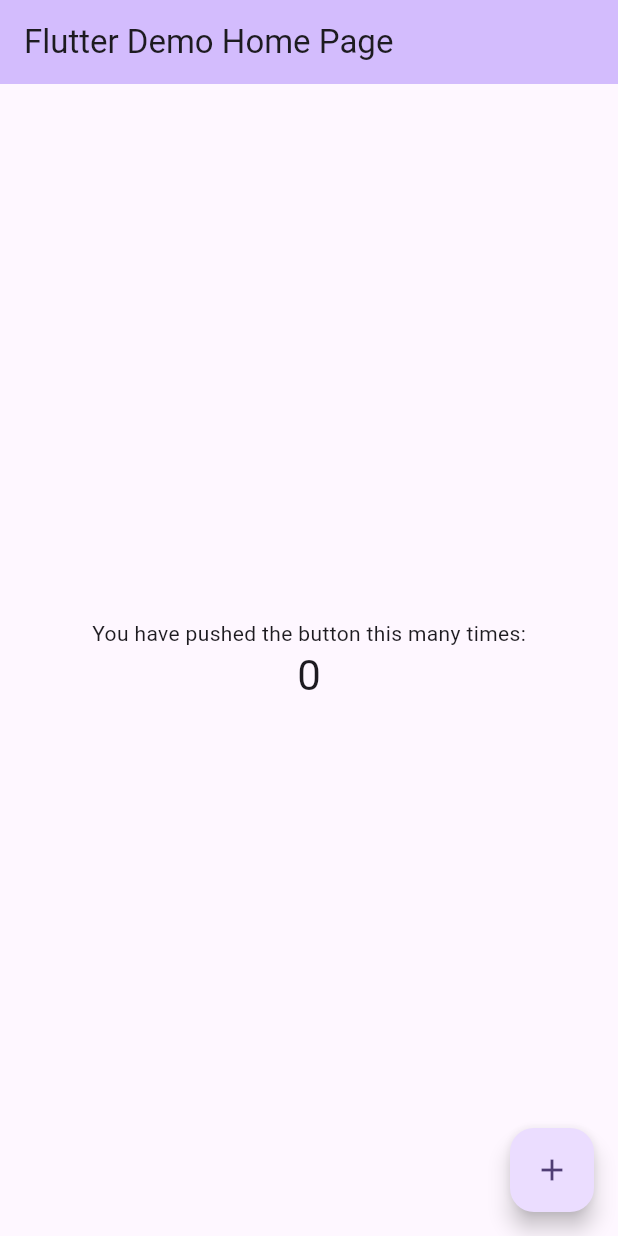
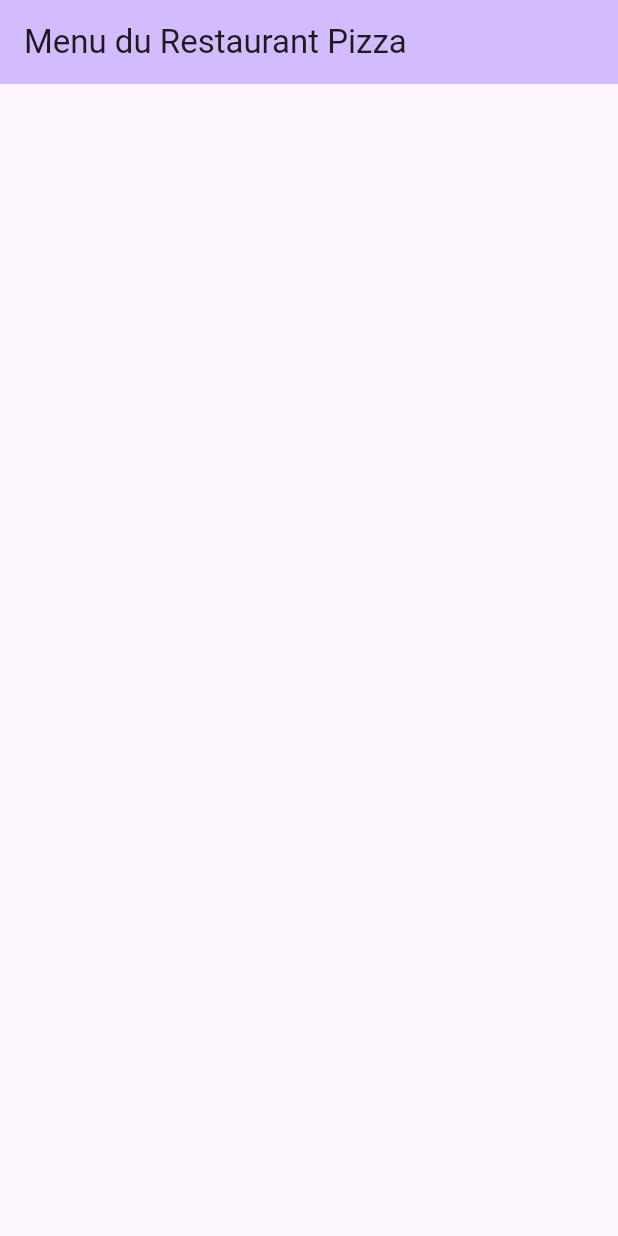
Before and after one commit to Furrioxx/app_restaurant, a Flutter app: the screen it shows after launch, on a phone screen of 412 x 824 dp. Run offline on Flutter 3.47's test engine with Material 3 defaults, Android fonts, the phone set to English and light mode, and no system bars.

Commit message:
setup main structure

```diff
--- a/lib/main.dart
+++ b/lib/main.dart
@@ -1,122 +1,62 @@
 import 'package:flutter/material.dart';
 
 void main() {
-  runApp(const MyApp());
+  runApp(const Home());
 }
 
-class MyApp extends StatelessWidget {
-  const MyApp({super.key});
+class Home extends StatelessWidget {
+  const Home({super.key});
 
-  // This widget is the root of your application.
   @override
   Widget build(BuildContext context) {
     return MaterialApp(
-      title: 'Flutter Demo',
+      title: 'Restaurant Pizza',
       theme: ThemeData(
-        // This is the theme of your application.
-        //
-        // TRY THIS: Try running your application with "flutter run". You'll see
-        // the application has a purple toolbar. Then, without quitting the app,
-        // try changing the seedColor in the colorScheme below to Colors.green
-        // and then invoke "hot reload" (save your changes or press the "hot
-        // reload" button in a Flutter-supported IDE, or press "r" if you used
-        // the command line to start the app).
-        //
-        // Notice that the counter didn't reset back to zero; the application
-        // state is not lost during the reload. To reset the state, use hot
-        // restart instead.
-        //
-        // This works for code too, not just values: Most code changes can be
-        // tested with just a hot reload.
         colorScheme: .fromSeed(seedColor: Colors.deepPurple),
       ),
-      home: const MyHomePage(title: 'Flutter Demo Home Page'),
+      home: const MenuPage(title: 'Menu du Restaurant Pizza'),
     );
   }
 }
 
-class MyHomePage extends StatefulWidget {
-  const MyHomePage({super.key, required this.title});
-
-  // This widget is the home page of your application. It is stateful, meaning
-  // that it has a State object (defined below) that contains fields that affect
-  // how it looks.
-
-  // This class is the configuration for the state. It holds the values (in this
-  // case the title) provided by the parent (in this case the App widget) and
-  // used by the build method of the State. Fields in a Widget subclass are
-  // always marked "final".
-
+class MenuPage extends StatelessWidget {
+  const MenuPage({super.key, required this.title});
   final String title;
 
   @override
-  State<MyHomePage> createState() => _MyHomePageState();
-}
-
-class _MyHomePageState extends State<MyHomePage> {
-  int _counter = 0;
-
-  void _incrementCounter() {
-    setState(() {
-      // This call to setState tells the Flutter framework that something has
-      // changed in this State, which causes it to rerun the build method below
-      // so that the display can reflect the updated values. If we changed
-      // _counter without calling setState(), then the build method would not be
-      // called again, and so nothing would appear to happen.
-      _counter++;
-    });
-  }
-
-  @override
   Widget build(BuildContext context) {
-    // This method is rerun every time setState is called, for instance as done
-    // by the _incrementCounter method above.
-    //
-    // The Flutter framework has been optimized to make rerunning build methods
-    // fast, so that you can just rebuild anything that needs updating rather
-    // than having to individually change instances of widgets.
     return Scaffold(
       appBar: AppBar(
-        // TRY THIS: Try changing the color here to a specific color (to
-        // Colors.amber, perhaps?) and trigger a hot reload to see the AppBar
-        // change color while the other colors stay the same.
         backgroundColor: Theme.of(context).colorScheme.inversePrimary,
-        // Here we take the value from the MyHomePage object that was created by
-        // the App.build method, and use it to set our appbar title.
-        title: Text(widget.title),
+        title: Text(title),
       ),
-      body: Center(
-        // Center is a layout widget. It takes a single child and positions it
-        // in the middle of the parent.
+      body: SingleChildScrollView(
+        child: Center(
           child: Column(
-          // Column is also a layout widget. It takes a list of children and
-          // arranges them vertically. By default, it sizes itself to fit its
-          // children horizontally, and tries to be as tall as its parent.
-          //
-          // Column has various properties to control how it sizes itself and
-          // how it positions its children. Here we use mainAxisAlignment to
-          // center the children vertically; the main axis here is the vertical
-          // axis because Columns are vertical (the cross axis would be
-          // horizontal).
-          //
-          // TRY THIS: Invoke "debug painting" (choose the "Toggle Debug Paint"
-          // action in the IDE, or press "p" in the console), to see the
-          // wireframe for each widget.
             mainAxisAlignment: .center,
             children: [
-            const Text('You have pushed the button this many times:'),
-            Text(
-              '$_counter',
-              style: Theme.of(context).textTheme.headlineMedium,
-            ),
+              SizedBox(
+                height: 200,
+                child: ListView(
+                  scrollDirection: Axis.horizontal,
+                  children: [
+                    // todo
                   ],
                 ),
               ),
-      floatingActionButton: FloatingActionButton(
-        onPressed: _incrementCounter,
-        tooltip: 'Increment',
-        child: const Icon(Icons.add),
+              SizedBox(
+                height: 30,
               ),
+              Column(
+                mainAxisAlignment: .center,
+                children: [
+                  // todo
+                ],
+              )
+            ],
+          ),
+        ),
+      )
     );
   }
 }
```
Lines whose indentation alone changed are shown as unchanged.
